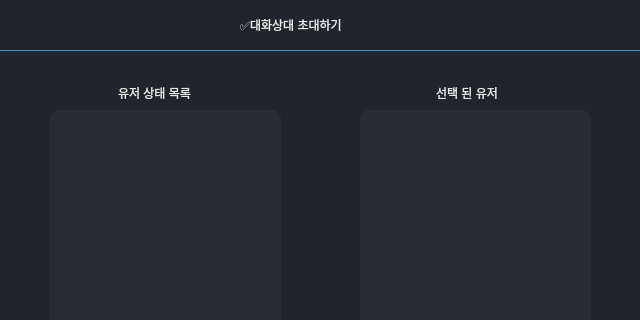
Above: chatmemberadd.ui from EluonBit2Team/Client before the change; both pictures show x 0 to 640 and y 0 to 320 of the 640 by 480 pixel window. Below: the same form after it.
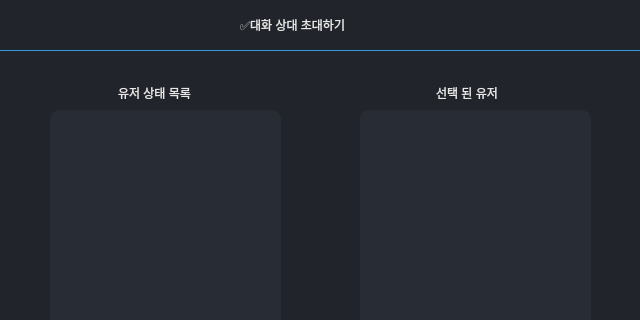
That is the form after the change. Icons and pictures are not drawn.

```diff
--- a/chatmemberadd.ui
+++ b/chatmemberadd.ui
@@ -98,7 +98,7 @@
     <rect>
      <x>240</x>
      <y>14</y>
-     <width>151</width>
+     <width>161</width>
      <height>21</height>
     </rect>
    </property>
@@ -107,7 +107,7 @@
 color: rgb(232, 232, 232);</string>
    </property>
    <property name="text">
-    <string>✅대화상대 초대하기</string>
+    <string>✅대화 상대 초대하기</string>
    </property>
   </widget>
   <widget class="QListView" name="dialog_listview_left">
```
